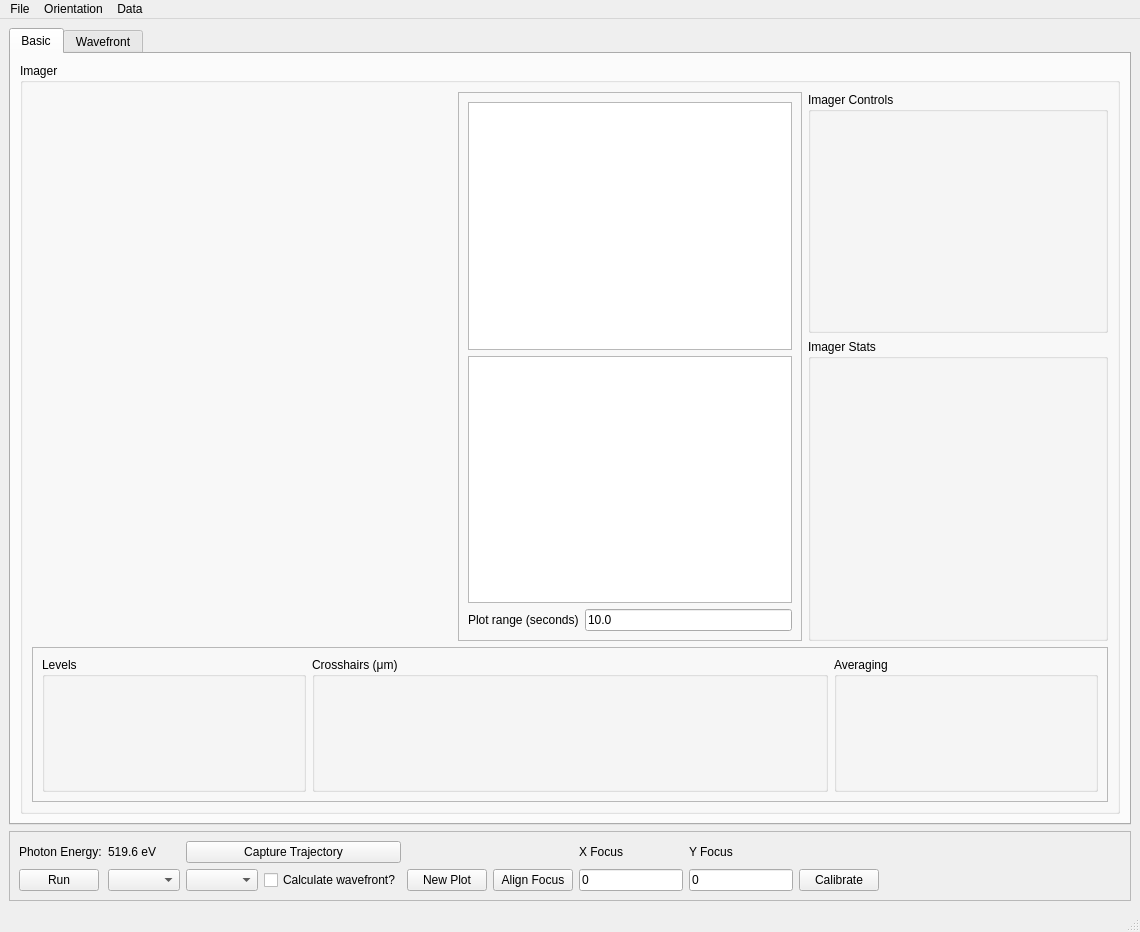
mseaberg/Commissioning_Tools, file PPM_centroid/PPM_screen.ui: the form before one commit.
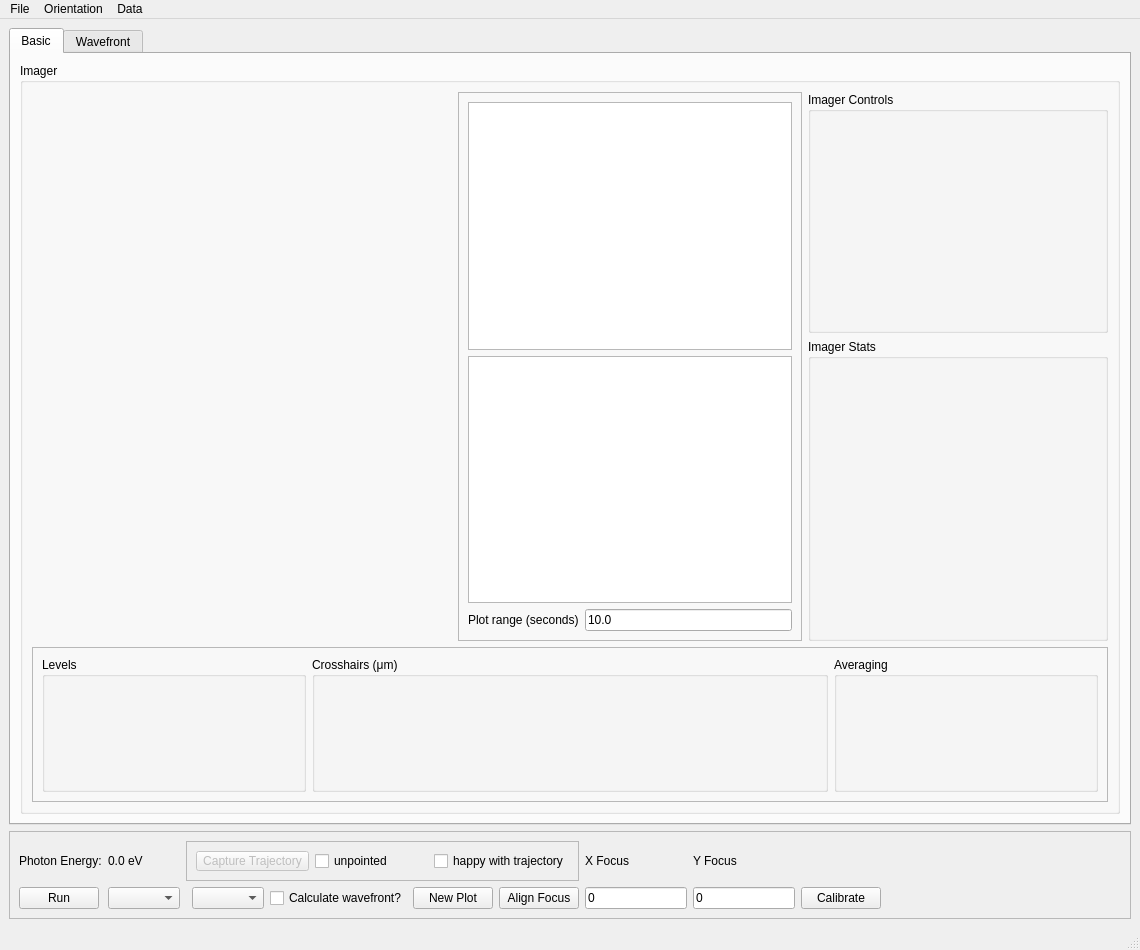
The form after the commit. Custom widgets are drawn as their Qt base class.

Commit message: added checkboxes to specify whether trajectory is set or not

The edit to the form file:
```diff
--- a/PPM_centroid/PPM_screen.ui
+++ b/PPM_centroid/PPM_screen.ui
@@ -10,7 +10,7 @@
     <x>0</x>
     <y>0</y>
     <width>1140</width>
-    <height>930</height>
+    <height>938</height>
    </rect>
   </property>
   <property name="windowTitle">
@@ -476,28 +476,35 @@
        <enum>QFrame::Raised</enum>
       </property>
       <layout class="QGridLayout" name="gridLayout_9">
-       <item row="1" column="9">
-        <widget class="QLabel" name="label">
-         <property name="sizePolicy">
-          <sizepolicy hsizetype="Preferred" vsizetype="Fixed">
-           <horstretch>0</horstretch>
-           <verstretch>0</verstretch>
-          </sizepolicy>
-         </property>
-         <property name="minimumSize">
-          <size>
-           <width>200</width>
-           <height>0</height>
-          </size>
-         </property>
-         <property name="maximumSize">
-          <size>
-           <width>16777215</width>
-           <height>25</height>
-          </size>
-         </property>
-         <property name="text">
+       <item row="0" column="1">
+        <widget class="PyDMLabel" name="photonEnergyLabel">
+         <property name="toolTip">
           <string/>
+         </property>
+         <property name="text">
+          <string>0.0 eV</string>
+         </property>
+         <property name="precision" stdset="0">
+          <number>1</number>
+         </property>
+         <property name="showUnits" stdset="0">
+          <bool>true</bool>
+         </property>
+         <property name="precisionFromPV" stdset="0">
+          <bool>false</bool>
+         </property>
+         <property name="channel" stdset="0">
+          <string>ca://PMPS:KFE:PE:UND:CurrentPhotonEnergy_RBV</string>
+         </property>
+         <property name="buddy">
+          <cstring></cstring>
+         </property>
+        </widget>
+       </item>
+       <item row="1" column="4">
+        <widget class="QCheckBox" name="wavefrontCheckBox">
+         <property name="text">
+          <string>Calculate wavefront?</string>
          </property>
         </widget>
        </item>
@@ -508,24 +515,20 @@
          </property>
         </widget>
        </item>
-       <item row="1" column="7">
-        <widget class="QLineEdit" name="yFocusLineEdit">
-         <property name="text">
-          <string>0</string>
-         </property>
-        </widget>
-       </item>
        <item row="1" column="3">
-        <widget class="QCheckBox" name="wavefrontCheckBox">
-         <property name="text">
-          <string>Calculate wavefront?</string>
+        <widget class="QComboBox" name="imagerComboBox">
+         <property name="sizePolicy">
+          <sizepolicy hsizetype="Fixed" vsizetype="Fixed">
+           <horstretch>0</horstretch>
+           <verstretch>0</verstretch>
+          </sizepolicy>
          </property>
         </widget>
        </item>
-       <item row="1" column="8">
-        <widget class="QPushButton" name="calibrateButton">
+       <item row="0" column="0">
+        <widget class="QLabel" name="label_5">
          <property name="text">
-          <string>Calibrate</string>
+          <string>Photon Energy:</string>
          </property>
         </widget>
        </item>
@@ -548,38 +551,60 @@
          </property>
         </widget>
        </item>
-       <item row="1" column="2">
-        <widget class="QComboBox" name="imagerComboBox">
-         <property name="sizePolicy">
-          <sizepolicy hsizetype="Fixed" vsizetype="Fixed">
-           <horstretch>0</horstretch>
-           <verstretch>0</verstretch>
-          </sizepolicy>
-         </property>
-        </widget>
-       </item>
-       <item row="1" column="4">
-        <widget class="QPushButton" name="plotButton">
+       <item row="0" column="7">
+        <widget class="QLabel" name="label_3">
          <property name="text">
-          <string>New Plot</string>
+          <string>X Focus</string>
          </property>
         </widget>
        </item>
-       <item row="1" column="5">
-        <widget class="QPushButton" name="alignmentButton">
+       <item row="1" column="9">
+        <widget class="QPushButton" name="calibrateButton">
          <property name="text">
-          <string>Align Focus</string>
+          <string>Calibrate</string>
          </property>
         </widget>
        </item>
-       <item row="1" column="6">
-        <widget class="QLineEdit" name="xFocusLineEdit">
+       <item row="0" column="8">
+        <widget class="QLabel" name="label_4">
          <property name="text">
-          <string>0</string>
+          <string>Y Focus</string>
          </property>
         </widget>
        </item>
        <item row="1" column="10">
+        <widget class="QLabel" name="label">
+         <property name="sizePolicy">
+          <sizepolicy hsizetype="Preferred" vsizetype="Fixed">
+           <horstretch>0</horstretch>
+           <verstretch>0</verstretch>
+          </sizepolicy>
+         </property>
+         <property name="minimumSize">
+          <size>
+           <width>200</width>
+           <height>0</height>
+          </size>
+         </property>
+         <property name="maximumSize">
+          <size>
+           <width>16777215</width>
+           <height>25</height>
+          </size>
+         </property>
+         <property name="text">
+          <string/>
+         </property>
+        </widget>
+       </item>
+       <item row="1" column="8">
+        <widget class="QLineEdit" name="yFocusLineEdit">
+         <property name="text">
+          <string>0</string>
+         </property>
+        </widget>
+       </item>
+       <item row="1" column="11">
         <spacer name="horizontalSpacer">
          <property name="orientation">
           <enum>Qt::Horizontal</enum>
@@ -592,57 +617,67 @@
          </property>
         </spacer>
        </item>
-       <item row="0" column="6">
-        <widget class="QLabel" name="label_3">
+       <item row="1" column="7">
+        <widget class="QLineEdit" name="xFocusLineEdit">
          <property name="text">
-          <string>X Focus</string>
+          <string>0</string>
          </property>
         </widget>
        </item>
-       <item row="0" column="7">
-        <widget class="QLabel" name="label_4">
+       <item row="1" column="6">
+        <widget class="QPushButton" name="alignmentButton">
          <property name="text">
-          <string>Y Focus</string>
+          <string>Align Focus</string>
          </property>
         </widget>
        </item>
+       <item row="1" column="5">
+        <widget class="QPushButton" name="plotButton">
+         <property name="text">
+          <string>New Plot</string>
+         </property>
+        </widget>
+       </item>
+       <item row="0" column="2" colspan="5">
+        <widget class="QFrame" name="frame_6">
+         <property name="minimumSize">
+          <size>
+           <width>0</width>
+           <height>40</height>
+          </size>
+         </property>
+         <property name="frameShape">
+          <enum>QFrame::StyledPanel</enum>
+         </property>
+         <property name="frameShadow">
+          <enum>QFrame::Raised</enum>
+         </property>
+         <layout class="QGridLayout" name="gridLayout_10">
        <item row="0" column="1">
-        <widget class="PyDMLabel" name="photonEnergyLabel">
-         <property name="toolTip">
-          <string/>
-         </property>
+           <widget class="QCheckBox" name="unhappyCheckBox">
          <property name="text">
-          <string>519.6 eV</string>
-         </property>
-         <property name="precision" stdset="0">
-          <number>1</number>
-         </property>
-         <property name="showUnits" stdset="0">
-          <bool>true</bool>
-         </property>
-         <property name="precisionFromPV" stdset="0">
-          <bool>false</bool>
-         </property>
-         <property name="channel" stdset="0">
-          <string>ca://PMPS:KFE:PE:UND:CurrentPhotonEnergy_RBV</string>
-         </property>
-         <property name="buddy">
-          <cstring></cstring>
+             <string>unpointed</string>
+            </property>
+           </widget>
+          </item>
+          <item row="0" column="2">
+           <widget class="QCheckBox" name="happyCheckBox">
+            <property name="text">
+             <string>happy with trajectory</string>
          </property>
         </widget>
        </item>
        <item row="0" column="0">
-        <widget class="QLabel" name="label_5">
-         <property name="text">
-          <string>Photon Energy:</string>
-         </property>
-        </widget>
-       </item>
-       <item row="0" column="2" colspan="2">
         <widget class="QPushButton" name="trajectoryButton">
+            <property name="enabled">
+             <bool>false</bool>
+            </property>
          <property name="text">
           <string>Capture Trajectory</string>
          </property>
+           </widget>
+          </item>
+         </layout>
         </widget>
        </item>
       </layout>
```
Lines whose indentation alone changed are shown as unchanged. The commit also changes 5 other files.
